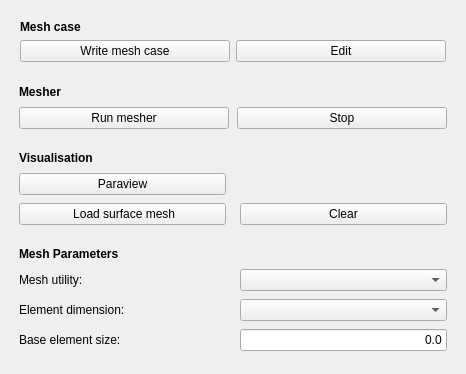
jaheyns/CfdOF, file TaskPanelCfdMesh.ui: the form before one commit; both pictures show x 0 to 466 and y 0 to 374 of the 466 by 774 pixel window.
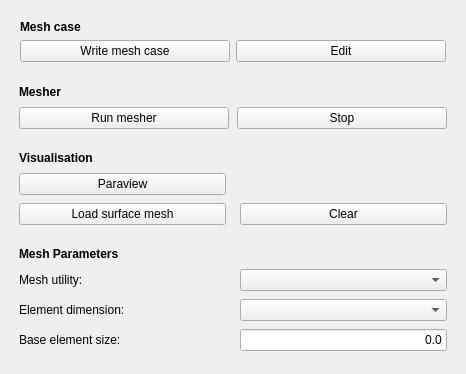
The form after the commit. Custom widgets are drawn as their Qt base class.

Commit message: Initial stab at a mesh importer

Patch:
```diff
--- a/TaskPanelCfdMesh.ui
+++ b/TaskPanelCfdMesh.ui
@@ -129,7 +129,7 @@
      <item row="2" column="0">
       <widget class="QPushButton" name="pb_load_mesh">
        <property name="text">
-        <string> Load surface mesh</string>
+                                <string>Load surface mesh</string>
        </property>
       </widget>
      </item>
```
Lines whose indentation alone changed are shown as unchanged. The commit also changes 6 other files.
